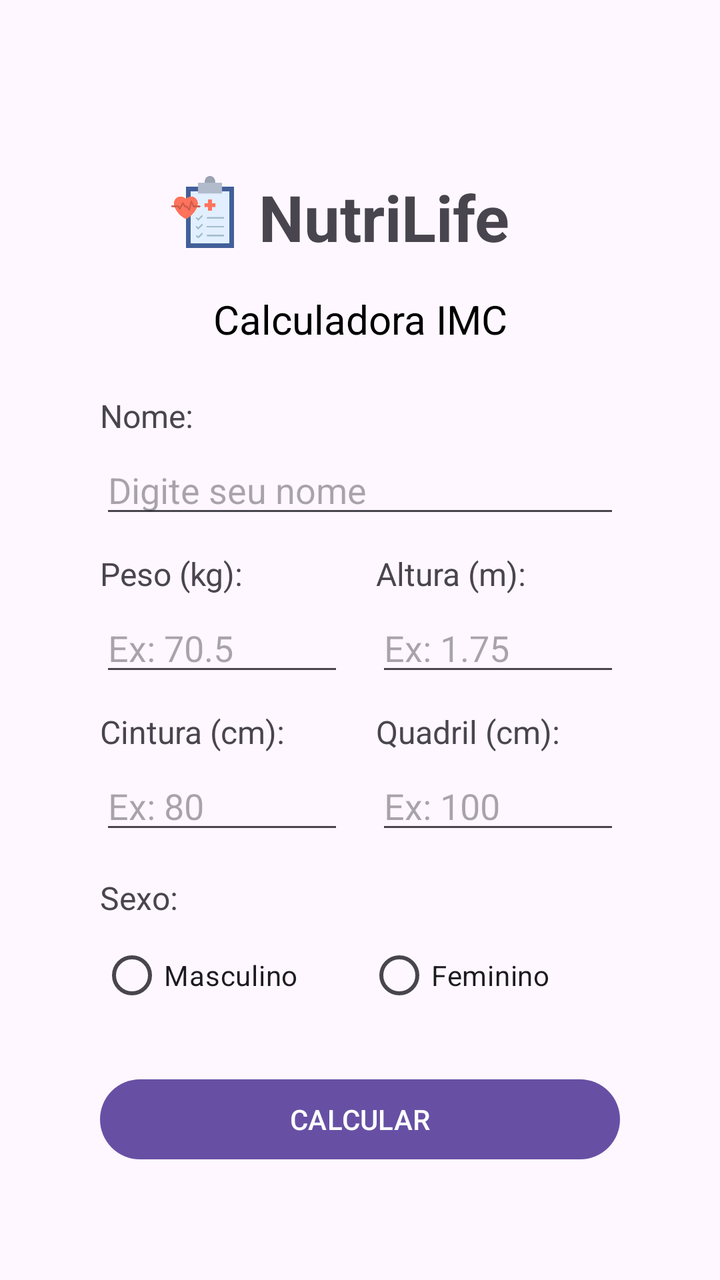
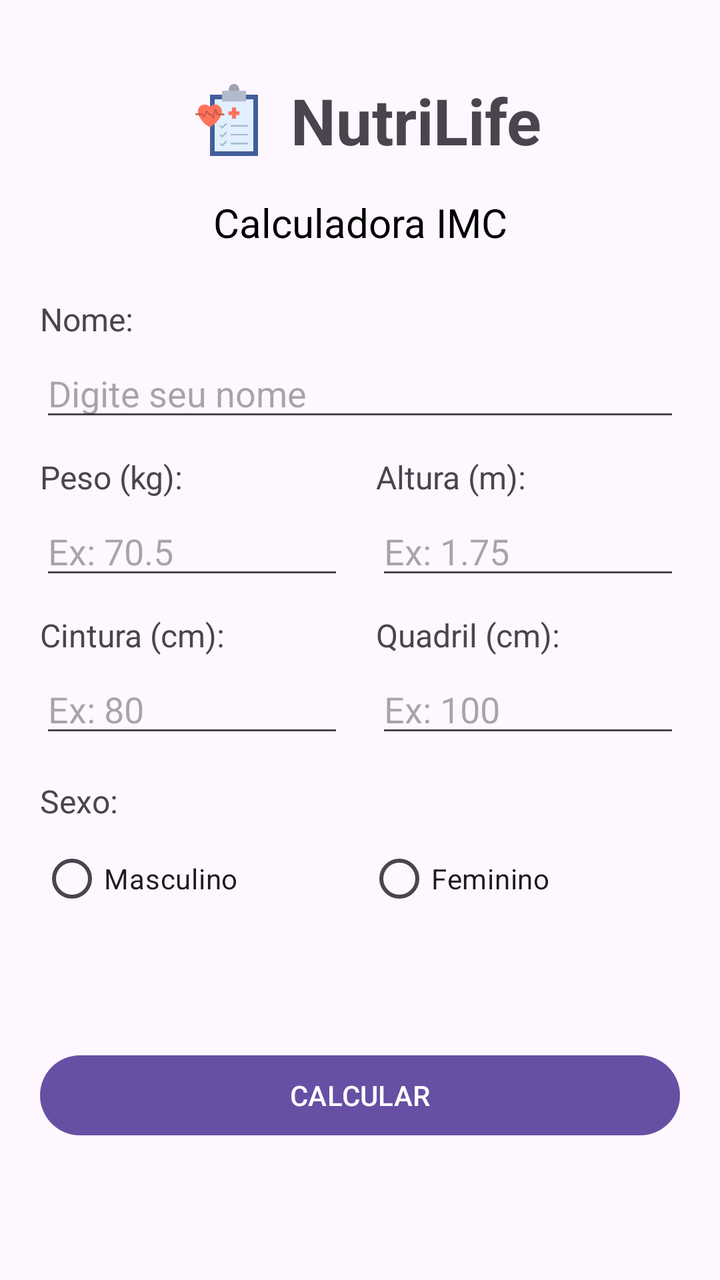

Screens rendered from an Android XML layout before and after an edit, with the pre-edit source and the edit as a unified diff.
<!-- AndroidManifest.xml: application theme Theme.NutriLife -->
<!-- res/layout/activity_main.xml -->
<?xml version="1.0" encoding="utf-8"?>
<androidx.constraintlayout.widget.ConstraintLayout xmlns:android="http://schemas.android.com/apk/res/android"
    xmlns:app="http://schemas.android.com/apk/res-auto"
    xmlns:tools="http://schemas.android.com/tools"
    android:id="@+id/main"
    android:layout_width="match_parent"
    android:layout_height="match_parent"
    android:padding="50dp"
    tools:context=".MainActivity">

    <ImageView
        android:id="@+id/imageView"
        android:layout_width="48dp"
        android:layout_height="48dp"
        android:layout_marginTop="32dp"
        app:layout_constraintEnd_toStartOf="@+id/textView3"
        app:layout_constraintHorizontal_chainStyle="packed"
        app:layout_constraintStart_toStartOf="parent"
        app:layout_constraintTop_toTopOf="parent"
        app:srcCompat="@drawable/health_checkup" />

    <TextView
        android:id="@+id/textView3"
        android:layout_width="wrap_content"
        android:layout_height="wrap_content"
        android:layout_marginStart="4dp"
        android:layout_marginEnd="28dp"
        android:text="NutriLife"
        android:textSize="32sp"
        android:textStyle="bold"
        app:layout_constraintBottom_toBottomOf="@+id/imageView"
        app:layout_constraintEnd_toEndOf="parent"
        app:layout_constraintStart_toEndOf="@+id/imageView"
        app:layout_constraintTop_toTopOf="@+id/imageView"
        app:layout_constraintVertical_bias="1.0" />

    <TextView
        android:id="@+id/textView2"
        android:layout_width="wrap_content"
        android:layout_height="wrap_content"
        android:layout_marginTop="16dp"
        android:text="Calculadora IMC"
        android:textSize="20sp"
        android:textColor="@android:color/black"
        app:layout_constraintEnd_toEndOf="parent"
        app:layout_constraintStart_toStartOf="parent"
        app:layout_constraintTop_toBottomOf="@+id/textView3" />

    <TextView
        android:id="@+id/textView4"
        android:layout_width="wrap_content"
        android:layout_height="wrap_content"
        android:layout_marginTop="24dp"
        android:text="Nome:"
        android:textSize="16sp"
        app:layout_constraintStart_toStartOf="parent"
        app:layout_constraintTop_toBottomOf="@+id/textView2" />

    <EditText
        android:id="@+id/editText_nome"
        android:layout_width="0dp"
        android:layout_height="wrap_content"
        android:layout_marginTop="4dp"
        android:ems="10"
        android:hint="Digite seu nome"
        android:inputType="textPersonName"
        app:layout_constraintEnd_toEndOf="parent"
        app:layout_constraintStart_toStartOf="parent"
        app:layout_constraintTop_toBottomOf="@+id/textView4" />

    
    <TextView
        android:id="@+id/textView5"
        android:layout_width="wrap_content"
        android:layout_height="wrap_content"
        android:layout_marginTop="12dp"
        android:text="Peso (kg):"
        android:textSize="16sp"
        app:layout_constraintStart_toStartOf="parent"
        app:layout_constraintTop_toBottomOf="@+id/editText_nome" />

    <EditText
        android:id="@+id/editText_peso"
        android:layout_width="0dp"
        android:layout_height="wrap_content"
        android:layout_marginTop="4dp"
        android:layout_marginEnd="8dp"
        android:ems="10"
        android:hint="Ex: 70.5"
        android:inputType="numberDecimal"
        app:layout_constraintEnd_toStartOf="@+id/editText_altura"
        app:layout_constraintStart_toStartOf="parent"
        app:layout_constraintTop_toBottomOf="@+id/textView5" />

    <TextView
        android:id="@+id/textView6"
        android:layout_width="wrap_content"
        android:layout_height="wrap_content"
        android:layout_marginTop="12dp"
        android:text="Altura (m):"
        android:textSize="16sp"
        app:layout_constraintStart_toStartOf="@+id/editText_altura"
        app:layout_constraintTop_toBottomOf="@+id/editText_nome" />

    <EditText
        android:id="@+id/editText_altura"
        android:layout_width="0dp"
        android:layout_height="wrap_content"
        android:layout_marginStart="8dp"
        android:layout_marginTop="4dp"
        android:ems="10"
        android:hint="Ex: 1.75"
        android:inputType="numberDecimal"
        app:layout_constraintEnd_toEndOf="parent"
        app:layout_constraintStart_toEndOf="@+id/editText_peso"
        app:layout_constraintTop_toBottomOf="@+id/textView6" />

    
    <TextView
        android:id="@+id/textViewCintura"
        android:layout_width="wrap_content"
        android:layout_height="wrap_content"
        android:layout_marginTop="12dp"
        android:text="Cintura (cm):"
        android:textSize="16sp"
        app:layout_constraintStart_toStartOf="parent"
        app:layout_constraintTop_toBottomOf="@+id/editText_peso" />

    <EditText
        android:id="@+id/editText_cintura"
        android:layout_width="0dp"
        android:layout_height="wrap_content"
        android:layout_marginTop="4dp"
        android:layout_marginEnd="8dp"
        android:ems="10"
        android:hint="Ex: 80"
        android:inputType="numberDecimal"
        app:layout_constraintEnd_toStartOf="@+id/editText_quadril"
        app:layout_constraintStart_toStartOf="parent"
        app:layout_constraintTop_toBottomOf="@+id/textViewCintura" />

    <TextView
        android:id="@+id/textViewQuadril"
        android:layout_width="wrap_content"
        android:layout_height="wrap_content"
        android:layout_marginTop="12dp"
        android:text="Quadril (cm):"
        android:textSize="16sp"
        app:layout_constraintStart_toStartOf="@+id/editText_quadril"
        app:layout_constraintTop_toBottomOf="@+id/editText_peso" />

    <EditText
        android:id="@+id/editText_quadril"
        android:layout_width="0dp"
        android:layout_height="wrap_content"
        android:layout_marginStart="8dp"
        android:layout_marginTop="4dp"
        android:ems="10"
        android:hint="Ex: 100"
        android:inputType="numberDecimal"
        app:layout_constraintEnd_toEndOf="parent"
        app:layout_constraintStart_toEndOf="@+id/editText_cintura"
        app:layout_constraintTop_toBottomOf="@+id/textViewQuadril" />

    
    <TextView
        android:id="@+id/textView7"
        android:layout_width="wrap_content"
        android:layout_height="wrap_content"
        android:layout_marginTop="16dp"
        android:text="Sexo:"
        android:textSize="16sp"
        app:layout_constraintStart_toStartOf="parent"
        app:layout_constraintTop_toBottomOf="@+id/editText_cintura" />

    <RadioGroup
        android:id="@+id/radioGroupSexo"
        android:layout_width="0dp"
        android:layout_height="wrap_content"
        android:layout_marginTop="4dp"
        android:orientation="horizontal"
        app:layout_constraintEnd_toEndOf="parent"
        app:layout_constraintStart_toStartOf="parent"
        app:layout_constraintTop_toBottomOf="@+id/textView7">

        <RadioButton
            android:id="@+id/radioButtonMasculino"
            android:layout_width="wrap_content"
            android:layout_height="wrap_content"
            android:layout_weight="1"
            android:text="Masculino" />

        <RadioButton
            android:id="@+id/radioButtonFeminino"
            android:layout_width="wrap_content"
            android:layout_height="wrap_content"
            android:layout_weight="1"
            android:text="Feminino" />
    </RadioGroup>

    
    <Button
        android:id="@+id/button_calcular"
        android:layout_width="0dp"
        android:layout_height="wrap_content"
        android:layout_marginTop="24dp"
        android:text="CALCULAR"
        app:layout_constraintEnd_toEndOf="parent"
        app:layout_constraintStart_toStartOf="parent"
        app:layout_constraintTop_toBottomOf="@+id/radioGroupSexo" />

</androidx.constraintlayout.widget.ConstraintLayout>
<!-- resources referenced by this layout -->
<resources>
  <!-- drawable health_checkup: png bitmap (drawable, 11246 bytes) -->
  <style name="Theme.NutriLife" parent="Base.Theme.NutriLife" />
  <style name="Base.Theme.NutriLife" parent="Theme.Material3.DayNight.NoActionBar">
          
          
      </style>
</resources>

<!-- the commit's change to res/layout/activity_main.xml (unified diff, before → after) -->
@@ -1,212 +1,223 @@
 <?xml version="1.0" encoding="utf-8"?>
-<androidx.constraintlayout.widget.ConstraintLayout xmlns:android="http://schemas.android.com/apk/res/android"
+<ScrollView xmlns:android="http://schemas.android.com/apk/res/android"
     xmlns:app="http://schemas.android.com/apk/res-auto"
     xmlns:tools="http://schemas.android.com/tools"
-    android:id="@+id/main"
     android:layout_width="match_parent"
     android:layout_height="match_parent"
-    android:padding="50dp"
-    tools:context=".MainActivity">
-
-    <ImageView
-        android:id="@+id/imageView"
-        android:layout_width="48dp"
-        android:layout_height="48dp"
-        android:layout_marginTop="32dp"
-        app:layout_constraintEnd_toStartOf="@+id/textView3"
-        app:layout_constraintHorizontal_chainStyle="packed"
-        app:layout_constraintStart_toStartOf="parent"
-        app:layout_constraintTop_toTopOf="parent"
-        app:srcCompat="@drawable/health_checkup" />
-
-    <TextView
-        android:id="@+id/textView3"
-        android:layout_width="wrap_content"
+    android:fillViewport="true"
+    android:paddingStart="20dp"
+    android:paddingEnd="20dp"
+    android:paddingTop="20dp"
+    android:paddingBottom="20dp"
+    android:clipToPadding="false">
+
+    <androidx.constraintlayout.widget.ConstraintLayout
+        android:id="@+id/main"
+        android:layout_width="match_parent"
         android:layout_height="wrap_content"
-        android:layout_marginStart="4dp"
-        android:layout_marginEnd="28dp"
-        android:text="NutriLife"
-        android:textSize="32sp"
-        android:textStyle="bold"
-        app:layout_constraintBottom_toBottomOf="@+id/imageView"
-        app:layout_constraintEnd_toEndOf="parent"
-        app:layout_constraintStart_toEndOf="@+id/imageView"
-        app:layout_constraintTop_toTopOf="@+id/imageView"
-        app:layout_constraintVertical_bias="1.0" />
-
-    <TextView
-        android:id="@+id/textView2"
-        android:layout_width="wrap_content"
-        android:layout_height="wrap_content"
-        android:layout_marginTop="16dp"
-        android:text="Calculadora IMC"
-        android:textSize="20sp"
-        android:textColor="@android:color/black"
-        app:layout_constraintEnd_toEndOf="parent"
-        app:layout_constraintStart_toStartOf="parent"
-        app:layout_constraintTop_toBottomOf="@+id/textView3" />
-
-    <TextView
-        android:id="@+id/textView4"
-        android:layout_width="wrap_content"
-        android:layout_height="wrap_content"
-        android:layout_marginTop="24dp"
-        android:text="Nome:"
-        android:textSize="16sp"
-        app:layout_constraintStart_toStartOf="parent"
-        app:layout_constraintTop_toBottomOf="@+id/textView2" />
-
-    <EditText
-        android:id="@+id/editText_nome"
-        android:layout_width="0dp"
-        android:layout_height="wrap_content"
-        android:layout_marginTop="4dp"
-        android:ems="10"
-        android:hint="Digite seu nome"
-        android:inputType="textPersonName"
-        app:layout_constraintEnd_toEndOf="parent"
-        app:layout_constraintStart_toStartOf="parent"
-        app:layout_constraintTop_toBottomOf="@+id/textView4" />
-
-    
-    <TextView
-        android:id="@+id/textView5"
-        android:layout_width="wrap_content"
-        android:layout_height="wrap_content"
-        android:layout_marginTop="12dp"
-        android:text="Peso (kg):"
-        android:textSize="16sp"
-        app:layout_constraintStart_toStartOf="parent"
-        app:layout_constraintTop_toBottomOf="@+id/editText_nome" />
-
-    <EditText
-        android:id="@+id/editText_peso"
-        android:layout_width="0dp"
-        android:layout_height="wrap_content"
-        android:layout_marginTop="4dp"
-        android:layout_marginEnd="8dp"
-        android:ems="10"
-        android:hint="Ex: 70.5"
-        android:inputType="numberDecimal"
-        app:layout_constraintEnd_toStartOf="@+id/editText_altura"
-        app:layout_constraintStart_toStartOf="parent"
-        app:layout_constraintTop_toBottomOf="@+id/textView5" />
-
-    <TextView
-        android:id="@+id/textView6"
-        android:layout_width="wrap_content"
-        android:layout_height="wrap_content"
-        android:layout_marginTop="12dp"
-        android:text="Altura (m):"
-        android:textSize="16sp"
-        app:layout_constraintStart_toStartOf="@+id/editText_altura"
-        app:layout_constraintTop_toBottomOf="@+id/editText_nome" />
-
-    <EditText
-        android:id="@+id/editText_altura"
-        android:layout_width="0dp"
-        android:layout_height="wrap_content"
-        android:layout_marginStart="8dp"
-        android:layout_marginTop="4dp"
-        android:ems="10"
-        android:hint="Ex: 1.75"
-        android:inputType="numberDecimal"
-        app:layout_constraintEnd_toEndOf="parent"
-        app:layout_constraintStart_toEndOf="@+id/editText_peso"
-        app:layout_constraintTop_toBottomOf="@+id/textView6" />
-
-    
-    <TextView
-        android:id="@+id/textViewCintura"
-        android:layout_width="wrap_content"
-        android:layout_height="wrap_content"
-        android:layout_marginTop="12dp"
-        android:text="Cintura (cm):"
-        android:textSize="16sp"
-        app:layout_constraintStart_toStartOf="parent"
-        app:layout_constraintTop_toBottomOf="@+id/editText_peso" />
-
-    <EditText
-        android:id="@+id/editText_cintura"
-        android:layout_width="0dp"
-        android:layout_height="wrap_content"
-        android:layout_marginTop="4dp"
-        android:layout_marginEnd="8dp"
-        android:ems="10"
-        android:hint="Ex: 80"
-        android:inputType="numberDecimal"
-        app:layout_constraintEnd_toStartOf="@+id/editText_quadril"
-        app:layout_constraintStart_toStartOf="parent"
-        app:layout_constraintTop_toBottomOf="@+id/textViewCintura" />
-
-    <TextView
-        android:id="@+id/textViewQuadril"
-        android:layout_width="wrap_content"
-        android:layout_height="wrap_content"
-        android:layout_marginTop="12dp"
-        android:text="Quadril (cm):"
-        android:textSize="16sp"
-        app:layout_constraintStart_toStartOf="@+id/editText_quadril"
-        app:layout_constraintTop_toBottomOf="@+id/editText_peso" />
-
-    <EditText
-        android:id="@+id/editText_quadril"
-        android:layout_width="0dp"
-        android:layout_height="wrap_content"
-        android:layout_marginStart="8dp"
-        android:layout_marginTop="4dp"
-        android:ems="10"
-        android:hint="Ex: 100"
-        android:inputType="numberDecimal"
-        app:layout_constraintEnd_toEndOf="parent"
-        app:layout_constraintStart_toEndOf="@+id/editText_cintura"
-        app:layout_constraintTop_toBottomOf="@+id/textViewQuadril" />
-
-    
-    <TextView
-        android:id="@+id/textView7"
-        android:layout_width="wrap_content"
-        android:layout_height="wrap_content"
-        android:layout_marginTop="16dp"
-        android:text="Sexo:"
-        android:textSize="16sp"
-        app:layout_constraintStart_toStartOf="parent"
-        app:layout_constraintTop_toBottomOf="@+id/editText_cintura" />
-
-    <RadioGroup
-        android:id="@+id/radioGroupSexo"
-        android:layout_width="0dp"
-        android:layout_height="wrap_content"
-        android:layout_marginTop="4dp"
-        android:orientation="horizontal"
-        app:layout_constraintEnd_toEndOf="parent"
-        app:layout_constraintStart_toStartOf="parent"
-        app:layout_constraintTop_toBottomOf="@+id/textView7">
-
-        <RadioButton
-            android:id="@+id/radioButtonMasculino"
-            android:layout_width="wrap_content"
-            android:layout_height="wrap_content"
-            android:layout_weight="1"
-            android:text="Masculino" />
-
-        <RadioButton
-            android:id="@+id/radioButtonFeminino"
-            android:layout_width="wrap_content"
-            android:layout_height="wrap_content"
-            android:layout_weight="1"
-            android:text="Feminino" />
-    </RadioGroup>
-
-    
-    <Button
-        android:id="@+id/button_calcular"
-        android:layout_width="0dp"
-        android:layout_height="wrap_content"
-        android:layout_marginTop="24dp"
-        android:text="CALCULAR"
-        app:layout_constraintEnd_toEndOf="parent"
-        app:layout_constraintStart_toStartOf="parent"
-        app:layout_constraintTop_toBottomOf="@+id/radioGroupSexo" />
-
-</androidx.constraintlayout.widget.ConstraintLayout>
+        tools:context=".MainActivity">
+
+        <ImageView
+            android:id="@+id/imageView"
+            android:layout_width="48dp"
+            android:layout_height="48dp"
+            android:layout_marginTop="16dp"
+            app:layout_constraintEnd_toStartOf="@+id/textView3"
+            app:layout_constraintHorizontal_chainStyle="packed"
+            app:layout_constraintStart_toStartOf="parent"
+            app:layout_constraintTop_toTopOf="parent"
+            app:srcCompat="@drawable/health_checkup" />
+
+        <TextView
+            android:id="@+id/textView3"
+            android:layout_width="wrap_content"
+            android:layout_height="wrap_content"
+            android:layout_marginStart="8dp"
+            android:text="NutriLife"
+            android:textSize="32sp"
+            android:textStyle="bold"
+            app:layout_constraintBottom_toBottomOf="@+id/imageView"
+            app:layout_constraintEnd_toEndOf="parent"
+            app:layout_constraintStart_toEndOf="@+id/imageView"
+            app:layout_constraintTop_toTopOf="@+id/imageView" />
+
+        <TextView
+            android:id="@+id/textView2"
+            android:layout_width="wrap_content"
+            android:layout_height="wrap_content"
+            android:layout_marginTop="16dp"
+            android:text="Calculadora IMC"
+            android:textColor="@android:color/black"
+            android:textSize="20sp"
+            app:layout_constraintEnd_toEndOf="parent"
+            app:layout_constraintStart_toStartOf="parent"
+            app:layout_constraintTop_toBottomOf="@+id/textView3" />
+
+        <TextView
+            android:id="@+id/textView4"
+            android:layout_width="wrap_content"
+            android:layout_height="wrap_content"
+            android:layout_marginTop="24dp"
+            android:text="Nome:"
+            android:textSize="16sp"
+            app:layout_constraintStart_toStartOf="parent"
+            app:layout_constraintTop_toBottomOf="@+id/textView2" />
+
+        <EditText
+            android:id="@+id/editText_nome"
+            android:layout_width="0dp"
+            android:layout_height="wrap_content"
+            android:layout_marginTop="4dp"
+            android:ems="10"
+            android:hint="Digite seu nome"
+            android:inputType="textPersonName"
+            app:layout_constraintEnd_toEndOf="parent"
+            app:layout_constraintStart_toStartOf="parent"
+            app:layout_constraintTop_toBottomOf="@+id/textView4" />
+
+        
+        <TextView
+            android:id="@+id/textView5"
+            android:layout_width="wrap_content"
+            android:layout_height="wrap_content"
+            android:layout_marginTop="12dp"
+            android:text="Peso (kg):"
+            android:textSize="16sp"
+            app:layout_constraintStart_toStartOf="parent"
+            app:layout_constraintTop_toBottomOf="@+id/editText_nome" />
+
+        <EditText
+            android:id="@+id/editText_peso"
+            android:layout_width="0dp"
+            android:layout_height="wrap_content"
+            android:layout_marginTop="4dp"
+            android:layout_marginEnd="8dp"
+            android:ems="10"
+            android:hint="Ex: 70.5"
+            android:inputType="numberDecimal"
+            app:layout_constraintEnd_toStartOf="@+id/editText_altura"
+            app:layout_constraintStart_toStartOf="parent"
+            app:layout_constraintTop_toBottomOf="@+id/textView5" />
+
+        <TextView
+            android:id="@+id/textView6"
+            android:layout_width="wrap_content"
+            android:layout_height="wrap_content"
+            android:layout_marginTop="12dp"
+            android:text="Altura (m):"
+            android:textSize="16sp"
+            app:layout_constraintStart_toStartOf="@+id/editText_altura"
+            app:layout_constraintTop_toBottomOf="@+id/editText_nome" />
+
+        <EditText
+            android:id="@+id/editText_altura"
+            android:layout_width="0dp"
+            android:layout_height="wrap_content"
+            android:layout_marginStart="8dp"
+            android:layout_marginTop="4dp"
+            android:ems="10"
+            android:hint="Ex: 1.75"
+            android:inputType="numberDecimal"
+            app:layout_constraintEnd_toEndOf="parent"
+            app:layout_constraintStart_toEndOf="@+id/editText_peso"
+            app:layout_constraintTop_toBottomOf="@+id/textView6" />
+
+        
+        <TextView
+            android:id="@+id/textViewCintura"
+            android:layout_width="wrap_content"
+            android:layout_height="wrap_content"
+            android:layout_marginTop="12dp"
+            android:text="Cintura (cm):"
+            android:textSize="16sp"
+            app:layout_constraintStart_toStartOf="parent"
+            app:layout_constraintTop_toBottomOf="@+id/editText_peso" />
+
+        <EditText
+            android:id="@+id/editText_cintura"
+            android:layout_width="0dp"
+            android:layout_height="wrap_content"
+            android:layout_marginTop="4dp"
+            android:layout_marginEnd="8dp"
+            android:ems="10"
+            android:hint="Ex: 80"
+            android:inputType="numberDecimal"
+            app:layout_constraintEnd_toStartOf="@+id/editText_quadril"
+            app:layout_constraintStart_toStartOf="parent"
+            app:layout_constraintTop_toBottomOf="@+id/textViewCintura" />
+
+        <TextView
+            android:id="@+id/textViewQuadril"
+            android:layout_width="wrap_content"
+            android:layout_height="wrap_content"
+            android:layout_marginTop="12dp"
+            android:text="Quadril (cm):"
+            android:textSize="16sp"
+            app:layout_constraintStart_toStartOf="@+id/editText_quadril"
+            app:layout_constraintTop_toBottomOf="@+id/editText_peso" />
+
+        <EditText
+            android:id="@+id/editText_quadril"
+            android:layout_width="0dp"
+            android:layout_height="wrap_content"
+            android:layout_marginStart="8dp"
+            android:layout_marginTop="4dp"
+            android:ems="10"
+            android:hint="Ex: 100"
+            android:inputType="numberDecimal"
+            app:layout_constraintEnd_toEndOf="parent"
+            app:layout_constraintStart_toEndOf="@+id/editText_cintura"
+            app:layout_constraintTop_toBottomOf="@+id/textViewQuadril" />
+
+        
+        <TextView
+            android:id="@+id/textView7"
+            android:layout_width="wrap_content"
+            android:layout_height="wrap_content"
+            android:layout_marginTop="16dp"
+            android:text="Sexo:"
+            android:textSize="16sp"
+            app:layout_constraintStart_toStartOf="parent"
+            app:layout_constraintTop_toBottomOf="@+id/editText_cintura" />
+
+        <RadioGroup
+            android:id="@+id/radioGroupSexo"
+            android:layout_width="0dp"
+            android:layout_height="wrap_content"
+            android:layout_marginTop="4dp"
+            android:orientation="horizontal"
+            app:layout_constraintEnd_toEndOf="parent"
+            app:layout_constraintStart_toStartOf="parent"
+            app:layout_constraintTop_toBottomOf="@+id/textView7">
+
+            <RadioButton
+                android:id="@+id/radioButtonMasculino"
+                android:layout_width="wrap_content"
+                android:layout_height="wrap_content"
+                android:layout_weight="1"
+                android:text="Masculino" />
+
+            <RadioButton
+                android:id="@+id/radioButtonFeminino"
+                android:layout_width="wrap_content"
+                android:layout_height="wrap_content"
+                android:layout_weight="1"
+                android:text="Feminino" />
+        </RadioGroup>
+
+        
+        <Button
+            android:id="@+id/button_calcular"
+            android:layout_width="0dp"
+            android:layout_height="wrap_content"
+            android:layout_marginTop="28dp"
+            android:layout_marginBottom="16dp"
+            android:text="CALCULAR"
+            app:layout_constraintBottom_toBottomOf="parent"
+            app:layout_constraintEnd_toEndOf="parent"
+            app:layout_constraintStart_toStartOf="parent"
+            app:layout_constraintTop_toBottomOf="@+id/radioGroupSexo" />
+
+    </androidx.constraintlayout.widget.ConstraintLayout>
+
+</ScrollView>
